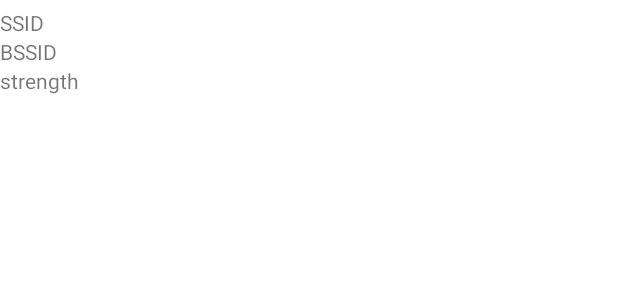
After one commit to nPaBwaYT/Pozharka, an Android app: the layout mylist.xml on its own in the app's theme, with its tools: preview values and no code run, on a phone screen of 412 x 824 dp. The commit adds this screen. Shown: the top 300 px of the screen. Run offline under Robolectric (Android 15) with nearby library versions, the phone set to English and light mode, and no system bars.

Commit message:
Merge remote-tracking branch 'pozh/master'

```diff
--- a/app/src/main/res/layout/list.xml
+++ b/app/src/main/res/layout/list.xml
@@ -15,7 +15,8 @@
         android:layout_marginTop="20dp"
         app:layout_constraintEnd_toEndOf="parent"
         app:layout_constraintStart_toStartOf="parent"
-        app:layout_constraintTop_toTopOf="parent" />
+        app:layout_constraintTop_toTopOf="parent"
+        />
 
     <Button
         android:id="@+id/goback"
--- /dev/null
+++ b/app/src/main/res/layout/mylist.xml
@@ -0,0 +1,37 @@
+<?xml version="1.0" encoding="utf-8"?>
+<androidx.constraintlayout.widget.ConstraintLayout xmlns:android="http://schemas.android.com/apk/res/android"
+    xmlns:tools="http://schemas.android.com/tools"
+    android:layout_width="match_parent"
+    android:layout_height="match_parent">
+
+    <LinearLayout
+        android:layout_width="fill_parent"
+        android:layout_height="fill_parent"
+        android:orientation="vertical"
+        tools:layout_editor_absoluteX="-81dp"
+        tools:layout_editor_absoluteY="148dp">
+
+        <TextView
+            android:id="@+id/SSID"
+            android:layout_width="wrap_content"
+            android:layout_height="wrap_content"
+            android:layout_marginTop="5dp"
+            android:text="SSID"
+            android:textAppearance="?android:attr/textAppearanceSmall" />
+
+        <TextView
+            android:id="@+id/BSSID"
+            android:layout_width="wrap_content"
+            android:layout_height="wrap_content"
+            android:text="BSSID"
+            android:textAppearance="?android:attr/textAppearanceSmall" />
+
+        <TextView
+            android:id="@+id/strength"
+            android:layout_width="wrap_content"
+            android:layout_height="wrap_content"
+            android:layout_marginBottom="5dp"
+            android:text="strength"
+            android:textAppearance="?android:attr/textAppearanceSmall" />
+    </LinearLayout>
+</androidx.constraintlayout.widget.ConstraintLayout>
```
Also changed, not shown: app/src/main/java/com/example/pozharka/Item.java (added, +38 -0 lines), app/src/main/java/com/example/pozharka/MainActivity.java (+14 -13 lines), app/src/main/java/com/example/pozharka/adap.java (added, +57 -0 lines).
